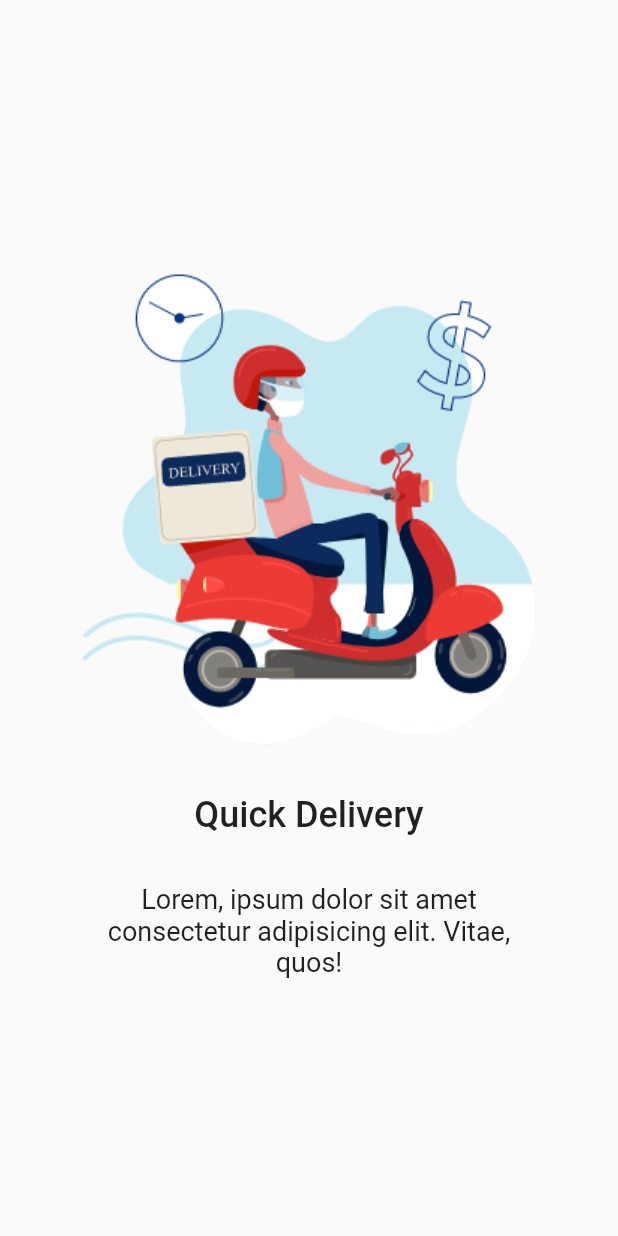
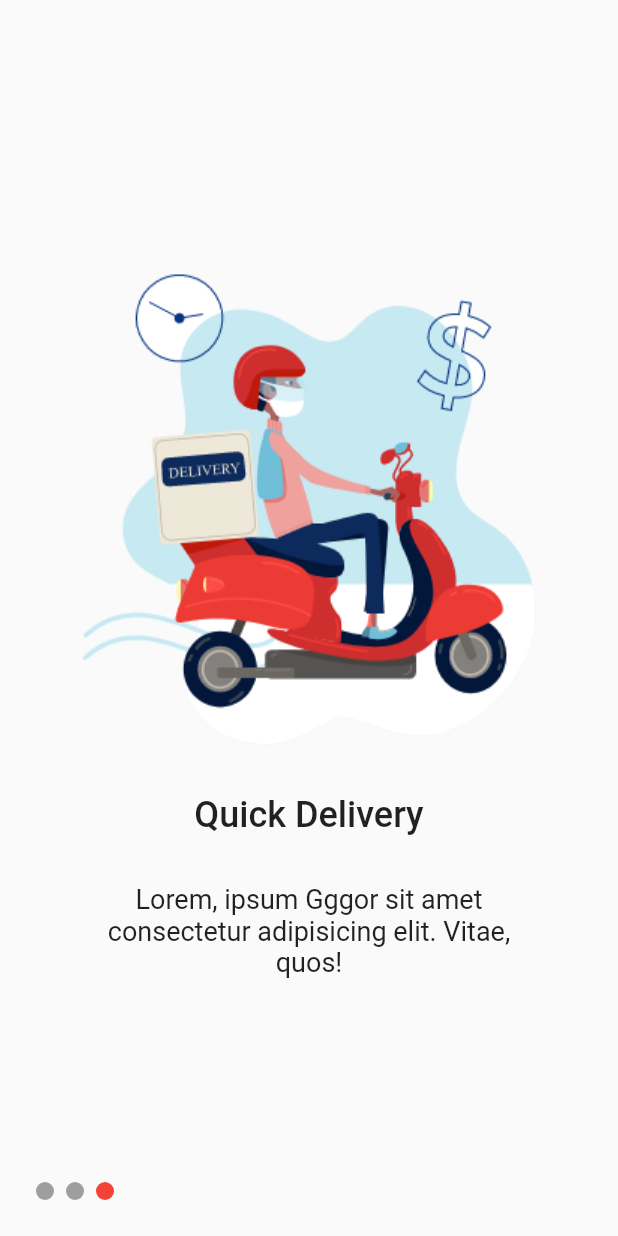
Before and after one commit to knhn1004/flutter_onboarding, a Flutter app: the screen it shows after launch, swiped to page 3, on a phone screen of 412 x 824 dp. Run offline on Flutter 3.47's test engine with Material 2 defaults, Android fonts, the phone set to English and light mode, and no system bars; our stand-ins replace get.

```diff
--- a/lib/controllers/onboarding_controller.dart
+++ b/lib/controllers/onboarding_controller.dart
@@ -1,6 +1,9 @@
 import 'package:flutter_onboarding/models/onboarding_info.dart';
+import 'package:get/state_manager.dart';
 
-class OnboardingController {
+class OnboardingController extends GetxController {
+  var selectedPageIndex = 0.obs;
+
   List<OnboardingInfo> onboardingPages = [
     OnboardingInfo(
       'assets/order.png',
@@ -15,7 +18,7 @@ class OnboardingController {
     OnboardingInfo(
       'assets/deliver.png',
       'Quick Delivery',
-      'Lorem, ipsum dolor sit amet consectetur adipisicing elit. Vitae, quos!',
+      'Lorem, ipsum Gggor sit amet consectetur adipisicing elit. Vitae, quos!',
     ),
   ];
 }
--- a/lib/views/onboarding_page.dart
+++ b/lib/views/onboarding_page.dart
@@ -1,5 +1,6 @@
 import 'package:flutter/material.dart';
 import 'package:flutter_onboarding/controllers/onboarding_controller.dart';
+import 'package:get/state_manager.dart';
 
 class OnboardingPage extends StatelessWidget {
   final controller = OnboardingController();
@@ -7,7 +8,11 @@ class OnboardingPage extends StatelessWidget {
   @override
   Widget build(BuildContext context) {
     return Scaffold(
-      body: PageView.builder(
+      body: SafeArea(
+        child: Stack(
+          children: [
+            PageView.builder(
+                onPageChanged: controller.selectedPageIndex,
                 itemCount: controller.onboardingPages.length,
                 itemBuilder: (ctx, i) {
                   return Container(
@@ -32,6 +37,28 @@ class OnboardingPage extends StatelessWidget {
                         ),
                       ]));
                 }),
+            Positioned(
+              bottom: 20,
+              left: 20,
+              child: Row(
+                children: List.generate(
+                    controller.onboardingPages.length,
+                    (index) => Obx(() => Container(
+                          margin: const EdgeInsets.all(4),
+                          width: 12,
+                          height: 12,
+                          decoration: BoxDecoration(
+                            color: controller.selectedPageIndex.value == index
+                                ? Colors.red
+                                : Colors.grey,
+                            shape: BoxShape.circle,
+                          ),
+                        ))),
+              ),
+            )
+          ],
+        ),
+      ),
     );
   }
 }
--- a/pubspec.yaml
+++ b/pubspec.yaml
@@ -34,6 +34,7 @@ dependencies:
   # The following adds the Cupertino Icons font to your application.
   # Use with the CupertinoIcons class for iOS style icons.
   cupertino_icons: ^1.0.2
+  get: ^4.6.3
 
 dev_dependencies:
   flutter_test:
```
Also changed, not shown: pubspec.lock. Lines whose indentation alone changed are shown as unchanged.
